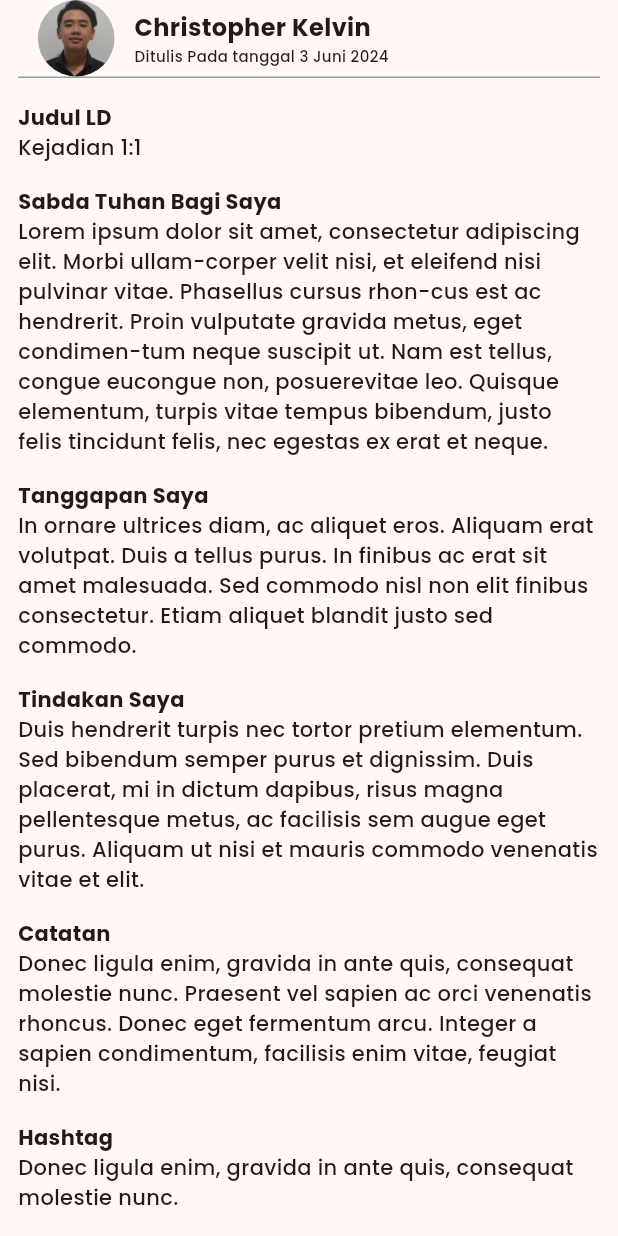
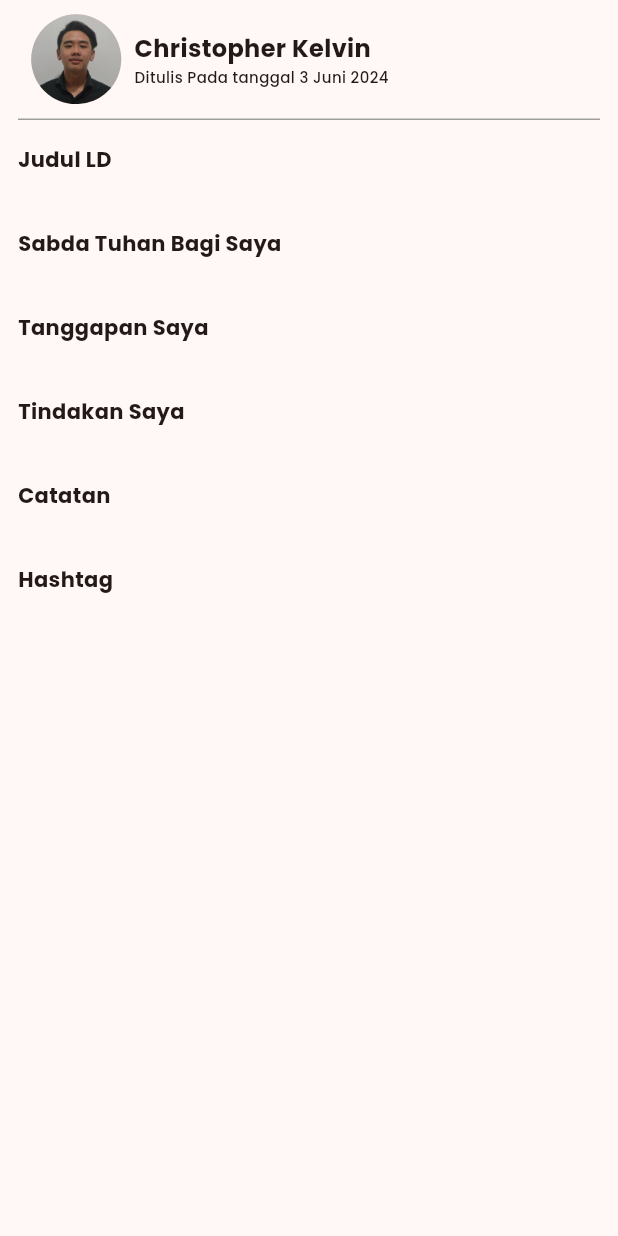
Before and after one commit to Cekepek/lectio_divina, a Flutter app: the DetailLd widget shown alone on an empty page, opened directly, on a phone screen of 412 x 824 dp. Run offline on Flutter 3.47's test engine with Material 3 defaults, Android fonts, the phone set to English and light mode, and no system bars; our stand-ins replace flutter_colorpicker, scroll_to_index, scrollable_positioned_list, shared_preferences, table_calendar; accounts and stored records are empty.

Commit message:
detail LD

```diff
--- a/lib/globals.dart
+++ b/lib/globals.dart
@@ -14,3 +14,5 @@ int bab = 0;
 String ayat = "0";
 
 DateTime tanggalTerpilih = DateTime.now();
+
+int idLdDetail = 0;
--- a/lib/screen/detailLd.dart
+++ b/lib/screen/detailLd.dart
@@ -1,5 +1,7 @@
 import 'package:flutter/cupertino.dart';
 import 'package:flutter/material.dart';
+import 'package:lectio_divina/class/ld.dart';
+import 'package:lectio_divina/globals.dart' as globals;
 
 class DetailLd extends StatefulWidget {
   const DetailLd({super.key});
@@ -11,21 +13,45 @@ class DetailLd extends StatefulWidget {
 }
 
 class _DetailLdState extends State<DetailLd> {
+  LD detailLd = LD(
+      id: 0,
+      tanggal: "",
+      judul: "",
+      ayat: "",
+      sabda: "",
+      tanggapan: "",
+      tindakan: "",
+      catatan: "",
+      hashtag: "",
+      warna: "");
+
+  void _getLdDetail() {
+    for (LD ld in globals.MyLd) {
+      if (ld.id == globals.idLdDetail) {
+        detailLd = ld;
+      }
+    }
+  }
+
+  @override
+  void initState() {
+    // TODO: implement initState
+    super.initState();
+    _getLdDetail();
+  }
+
   @override
   Widget build(BuildContext context) {
     return SingleChildScrollView(
-      child: Container(
-        height: MediaQuery.of(context).size.height,
       child: Column(
         // mainAxisSize: MainAxisSize.min,
         crossAxisAlignment: CrossAxisAlignment.start,
         mainAxisAlignment: MainAxisAlignment.start,
         children: [
-            Expanded(
-                flex: 1,
-                child: Padding(
+          Padding(
             padding: EdgeInsets.symmetric(horizontal: 12),
             child: Container(
+              height: 80,
               decoration: BoxDecoration(
                   border: BorderDirectional(
                       bottom: BorderSide(color: Colors.grey))),
@@ -37,8 +63,7 @@ class _DetailLdState extends State<DetailLd> {
                     child: Container(
                       width: MediaQuery.of(context).size.width * 0.25,
                       child: CircleAvatar(
-                              backgroundImage:
-                                  AssetImage('assets/images/User.jpg'),
+                        backgroundImage: AssetImage('assets/images/User.jpg'),
                         // minRadius: 50,
                         radius: 30,
                       ),
@@ -71,7 +96,7 @@ class _DetailLdState extends State<DetailLd> {
                 ],
               ),
             ),
-                )),
+          ),
           Padding(
               padding: EdgeInsets.symmetric(horizontal: 12, vertical: 8),
               child: Column(
@@ -88,7 +113,7 @@ class _DetailLdState extends State<DetailLd> {
                             fontWeight: FontWeight.bold,
                           ),
                         ),
-                          Text("Kejadian 1:1"),
+                        Text(detailLd.judul),
                       ],
                     ),
                   ),
@@ -103,8 +128,7 @@ class _DetailLdState extends State<DetailLd> {
                             fontWeight: FontWeight.bold,
                           ),
                         ),
-                          Text(
-                              "Lorem ipsum dolor sit amet, consectetur adipiscing elit. Morbi ullam-corper velit nisi, et eleifend nisi pulvinar vitae. Phasellus cursus rhon-cus est ac hendrerit. Proin vulputate gravida metus, eget condimen-tum neque suscipit ut. Nam est tellus, congue eucongue non, posuerevitae leo. Quisque elementum, turpis vitae tempus bibendum, justo felis tincidunt felis, nec egestas ex erat et neque."),
+                        Text(detailLd.sabda),
                       ],
                     ),
                   ),
@@ -119,8 +143,7 @@ class _DetailLdState extends State<DetailLd> {
                             fontWeight: FontWeight.bold,
                           ),
                         ),
-                          Text(
-                              "In ornare ultrices diam, ac aliquet eros. Aliquam erat volutpat. Duis a tellus purus. In finibus ac erat sit amet malesuada. Sed commodo nisl non elit finibus consectetur. Etiam aliquet blandit justo sed commodo."),
+                        Text(detailLd.tanggapan)
                       ],
                     ),
                   ),
@@ -135,8 +158,7 @@ class _DetailLdState extends State<DetailLd> {
                             fontWeight: FontWeight.bold,
                           ),
                         ),
-                          Text(
-                              "Duis hendrerit turpis nec tortor pretium elementum. Sed bibendum semper purus et dignissim. Duis placerat, mi in dictum dapibus, risus magna pellentesque metus, ac facilisis sem augue eget purus. Aliquam ut nisi et mauris commodo venenatis vitae et elit."),
+                        Text(detailLd.tindakan)
                       ],
                     ),
                   ),
@@ -151,8 +173,7 @@ class _DetailLdState extends State<DetailLd> {
                             fontWeight: FontWeight.bold,
                           ),
                         ),
-                          Text(
-                              "Donec ligula enim, gravida in ante quis, consequat molestie nunc. Praesent vel sapien ac orci venenatis rhoncus. Donec eget fermentum arcu. Integer a sapien condimentum, facilisis enim vitae, feugiat nisi."),
+                        Text(detailLd.catatan),
                       ],
                     ),
                   ),
@@ -167,8 +188,7 @@ class _DetailLdState extends State<DetailLd> {
                             fontWeight: FontWeight.bold,
                           ),
                         ),
-                          Text(
-                              "Donec ligula enim, gravida in ante quis, consequat molestie nunc."),
+                        Text(detailLd.hashtag),
                       ],
                     ),
                   ),
@@ -176,7 +196,6 @@ class _DetailLdState extends State<DetailLd> {
               ))
         ],
       ),
-      ),
     );
   }
 }
```
Also changed, not shown: lib/screen/LDKalender.dart (+66 -13 lines). Lines whose indentation alone changed are shown as unchanged.
